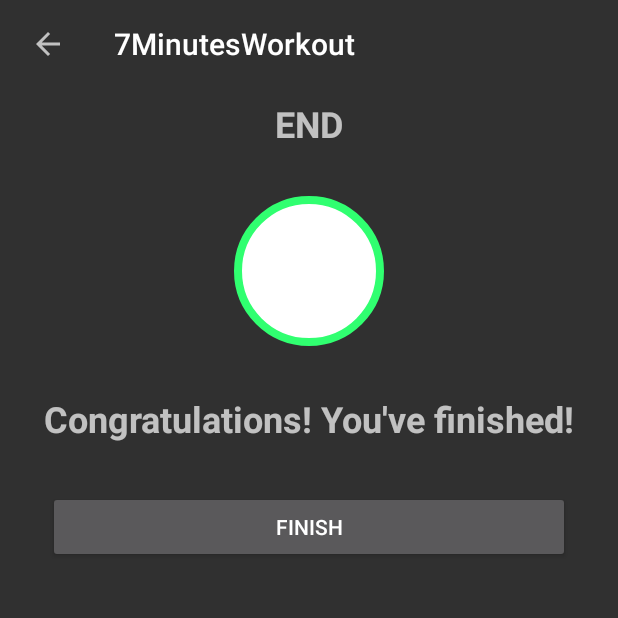
After one commit to CSIBTN/7MinWorkout-App, an Android app: the FinishActivity screen opened directly, with no data from a screen before it, on a phone screen of 412 x 824 dp, the top half of it. The commit adds this screen. Run offline under Robolectric (Android 15) with nearby library versions, the phone set to English and light mode, and no system bars.

Commit message:
Finished last activity

```diff
--- a/app/src/main/AndroidManifest.xml
+++ b/app/src/main/AndroidManifest.xml
@@ -14,6 +14,9 @@
         android:theme="@style/Theme.Design.NoActionBar"
         tools:targetApi="31">
         <activity
+            android:name=".FinishActivity"
+            android:exported="false" />
+        <activity
             android:name=".ExerciseActivity"
             android:exported="false" />
         <activity
--- a/app/src/main/java/com/csibtn/a7minutesworkout/ExerciseActivity.kt
+++ b/app/src/main/java/com/csibtn/a7minutesworkout/ExerciseActivity.kt
@@ -1,5 +1,6 @@
 package com.csibtn.a7minutesworkout
 
+import android.content.Intent
 import android.media.MediaPlayer
 import android.net.Uri
 import androidx.appcompat.app.AppCompatActivity
@@ -100,12 +101,19 @@ class ExerciseActivity : AppCompatActivity(), TextToSpeech.OnInitListener {
             }
 
             override fun onFinish() {
-                exerciseList[currentExercisePosition].setIsSelected(false)
-                exerciseList[currentExercisePosition].setIsCompleted(true)
-                exerciseAdapter.notifyDataSetChanged()
-                if(currentExercisePosition < exerciseList.size - 1){
+                if (currentExercisePosition > exerciseList.lastIndex) {
+                    exerciseList[currentExercisePosition].setIsSelected(false)
+                    exerciseList[currentExercisePosition].setIsCompleted(true)
+                    exerciseAdapter.notifyDataSetChanged()
                     setupRestView()
                 }
+                else{
+                    Intent(applicationContext,FinishActivity::class.java).also{
+                        startActivity(it)
+                        finish()
+                    }
+                }
+
             }
         }.start()
     }
--- /dev/null
+++ b/app/src/main/java/com/csibtn/a7minutesworkout/FinishActivity.kt
@@ -0,0 +1,26 @@
+package com.csibtn.a7minutesworkout
+
+import androidx.appcompat.app.AppCompatActivity
+import android.os.Bundle
+import com.csibtn.a7minutesworkout.databinding.ActivityFinishBinding
+
+class FinishActivity : AppCompatActivity() {
+
+    private lateinit var finishBinding : ActivityFinishBinding
+    override fun onCreate(savedInstanceState: Bundle?) {
+        super.onCreate(savedInstanceState)
+        finishBinding = ActivityFinishBinding.inflate(layoutInflater)
+        setContentView(finishBinding.root)
+
+        setSupportActionBar(finishBinding.tbFinish)
+
+        supportActionBar?.setDisplayHomeAsUpEnabled(true)
+
+        finishBinding.tbFinish.setNavigationOnClickListener{
+            onBackPressed()
+        }
+        finishBinding.btnFinish.setOnClickListener{
+            finish()
+        }
+    }
+}
--- /dev/null
+++ b/app/src/main/res/drawable/finish_circle.xml
@@ -0,0 +1,10 @@
+<?xml version="1.0" encoding="utf-8"?>
+<shape xmlns:android="http://schemas.android.com/apk/res/android"
+    android:shape="oval">
+    <stroke
+        android:width="5dp"
+        android:color="#30FF70"/>
+
+    <solid android:color="@color/white" />
+
+</shape>
--- /dev/null
+++ b/app/src/main/res/layout/activity_finish.xml
@@ -0,0 +1,71 @@
+<?xml version="1.0" encoding="utf-8"?>
+<androidx.constraintlayout.widget.ConstraintLayout xmlns:android="http://schemas.android.com/apk/res/android"
+    xmlns:app="http://schemas.android.com/apk/res-auto"
+    xmlns:tools="http://schemas.android.com/tools"
+    android:layout_width="match_parent"
+    android:layout_height="match_parent"
+    tools:context=".FinishActivity">
+
+
+    <androidx.appcompat.widget.Toolbar
+        android:id="@+id/tbFinish"
+        android:layout_width="match_parent"
+        android:layout_height="50dp"
+        android:layout_margin="4dp"
+        app:layout_constraintTop_toTopOf="parent" />
+
+    <TextView
+        android:id="@+id/tvEND"
+        android:layout_width="match_parent"
+        android:layout_height="wrap_content"
+        android:gravity="center_horizontal"
+        android:textSize="24sp"
+        android:textStyle="bold"
+        android:layout_margin="12dp"
+        app:layout_constraintTop_toBottomOf="@id/tbFinish"
+        app:layout_constraintStart_toStartOf="parent"
+        app:layout_constraintEnd_toEndOf="parent"
+        android:text="@string/end"
+        />
+
+    <ImageView
+        android:id="@+id/ivFinish"
+        android:layout_width="100dp"
+        android:layout_height="100dp"
+        android:layout_margin="32dp"
+        app:layout_constraintTop_toBottomOf="@id/tvEND"
+        app:layout_constraintStart_toStartOf="parent"
+        app:layout_constraintEnd_toEndOf="parent"
+        android:src="@drawable/finish_circle"
+        android:scaleType="fitXY"/>
+
+    <TextView
+        android:id="@+id/tvAnnouncement"
+        android:layout_width="match_parent"
+        android:layout_height="wrap_content"
+        android:gravity="center_horizontal"
+        android:textSize="24sp"
+        android:textStyle="bold"
+        android:layout_marginTop="32dp"
+        app:layout_constraintTop_toBottomOf="@id/ivFinish"
+        app:layout_constraintStart_toStartOf="parent"
+        app:layout_constraintEnd_toEndOf="parent"
+        android:text="@string/finish_announcement"
+        />
+
+    <Button
+        android:id="@+id/btnFinish"
+        android:layout_width="match_parent"
+        android:layout_height="wrap_content"
+        android:layout_margin="32dp"
+        android:text="@string/finish"
+        app:layout_constraintTop_toBottomOf="@id/tvAnnouncement"
+        app:layout_constraintStart_toStartOf="parent"
+        app:layout_constraintEnd_toEndOf="parent" />
+
+
+
+
+
+
+</androidx.constraintlayout.widget.ConstraintLayout>
--- a/app/src/main/res/values/strings.xml
+++ b/app/src/main/res/values/strings.xml
@@ -5,4 +5,7 @@
     <string name="get_ready">Get Ready!</string>
     <string name="exercisename">ExerciseName</string>
     <string name="next_exercise">Next Exercise :</string>
+    <string name="end">END</string>
+    <string name="finish_announcement">Congratulations! You\'ve finished!</string>
+    <string name="finish">FINISH</string>
 </resources>
--- a/build.gradle
+++ b/build.gradle
@@ -2,7 +2,7 @@
 plugins {
     id 'com.android.application' version '7.2.1' apply false
     id 'com.android.library' version '7.2.1' apply false
-    id 'org.jetbrains.kotlin.android' version '1.6.21' apply false
+    id 'org.jetbrains.kotlin.android' version '1.7.0' apply false
 }
 
 task clean(type: Delete) {
```
